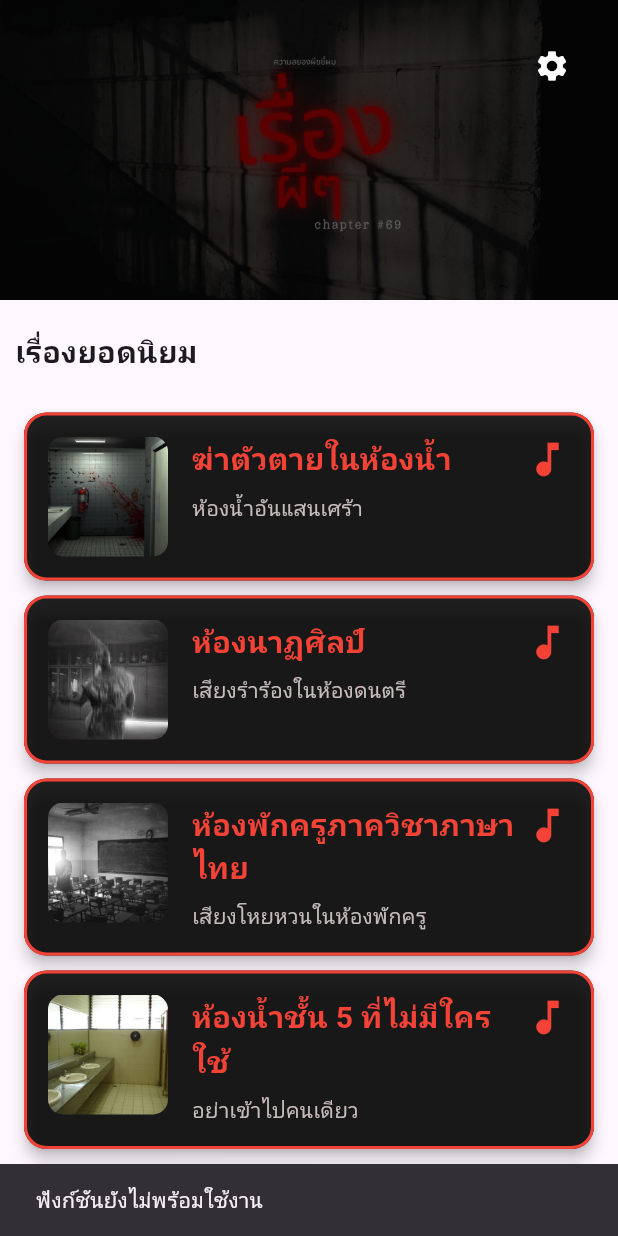
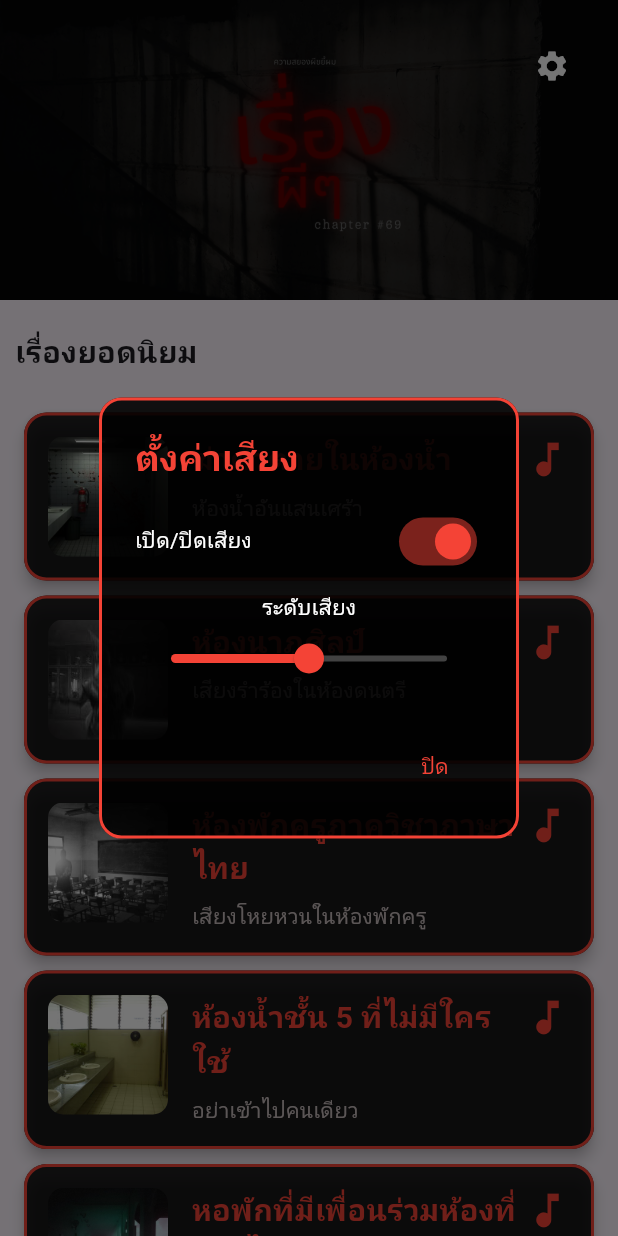
Before and after one commit to Renowait/ghoststory, a Flutter app: the StoryListScreen screen opened directly, after a tap on the "settings" icon, on a phone screen of 412 x 824 dp. Run offline on Flutter 3.47's test engine with Material 3 defaults, Android fonts, the light colour scheme and no system bars; our stand-ins replace animated_splash_screen, audioplayers, google_nav_bar, line_icons, lottie.

Commit message:
ใส่เพลงแบล้คกราวเข้ามาและการตั้งค่า

```diff
--- a/lib/ghostpage/ghoststory.dart
+++ b/lib/ghostpage/ghoststory.dart
@@ -1,3 +1,4 @@
+import 'package:audioplayers/audioplayers.dart';
 import 'package:fluttepro/ghostpage/ghost.dart';
 import 'package:fluttepro/ghostpage/ghost_story.dart';
 import 'package:flutter/material.dart';
@@ -310,6 +311,53 @@ class _StoryListScreenState extends State<StoryListScreen> {
     ),
   ];
 
+  final AudioPlayer audioPlayer = AudioPlayer();
+  bool isPlaying = true; // สถานะการเล่นเพลง
+  double volume = 0.5; // ระดับเสียงเริ่มต้น (0.0 - 1.0)
+
+  @override
+  void initState() {
+    super.initState();
+    _startBackgroundMusic(); // เริ่มเล่นเพลงเมื่อหน้าโหลด
+  }
+
+  @override
+  void dispose() {
+    audioPlayer.stop(); // หยุดเพลงเมื่อออกจากหน้า
+    audioPlayer.dispose();
+    super.dispose();
+  }
+
+  // ฟังก์ชันเริ่มเล่นเพลงพื้นหลังแบบวนซ้ำ
+  Future<void> _startBackgroundMusic() async {
+    await audioPlayer.setSource(AssetSource('background_music.mp3'));
+    await audioPlayer.setVolume(volume);
+    await audioPlayer.setReleaseMode(ReleaseMode.loop); // เล่นวนซ้ำ
+    if (isPlaying) {
+      await audioPlayer.resume();
+    }
+  }
+
+  // ฟังก์ชันสลับสถานะการเล่น/หยุดเพลง
+  void _toggleMusic() {
+    setState(() {
+      isPlaying = !isPlaying;
+      if (isPlaying) {
+        audioPlayer.resume();
+      } else {
+        audioPlayer.pause();
+      }
+    });
+  }
+
+  // ฟังก์ชันปรับระดับเสียง
+  void _setVolume(double newVolume) {
+    setState(() {
+      volume = newVolume;
+      audioPlayer.setVolume(volume);
+    });
+  }
+
   @override
   Widget build(BuildContext context) {
     return Scaffold(
@@ -336,13 +384,7 @@ class _StoryListScreenState extends State<StoryListScreen> {
                   child: IconButton(
                     icon: const Icon(Icons.settings, color: Colors.white),
                     onPressed: () {
-                      ScaffoldMessenger.of(context).showSnackBar(
-                        const SnackBar(
-                          content: Text('ฟังก์ชันยังไม่พร้อมใช้งาน'),
-                          duration:
-                              Duration(seconds: 2),
-                        ),
-                      );
+                      _showSettingsDialog(context); // แสดงหน้าต่างตั้งค่า
                     },
                   ),
                 ),
@@ -440,4 +482,82 @@ class _StoryListScreenState extends State<StoryListScreen> {
       ),
     );
   }
+  void _showSettingsDialog(BuildContext context) {
+    showDialog(
+      context: context,
+      builder: (context) {
+        return AlertDialog(
+          backgroundColor: Colors.black87,
+          shape: RoundedRectangleBorder(
+            borderRadius: BorderRadius.circular(15),
+            side: const BorderSide(color: Colors.red, width: 2),
+          ),
+          title: const Text(
+            'ตั้งค่าเสียง',
+            style: TextStyle(
+              color: Colors.red,
+              fontWeight: FontWeight.bold,
+            ),
+          ),
+          content: StatefulBuilder(
+            builder: (context, setStateDialog) {
+              return Column(
+                mainAxisSize: MainAxisSize.min,
+                children: [
+                  Row(
+                    mainAxisAlignment: MainAxisAlignment.spaceBetween,
+                    children: [
+                      const Text(
+                        'เปิด/ปิดเสียง',
+                        style: TextStyle(color: Colors.white),
+                      ),
+                      Switch(
+                        value: isPlaying,
+                        activeColor: Colors.red,
+                        inactiveThumbColor: Colors.grey,
+                        inactiveTrackColor: Colors.grey.shade800,
+                        onChanged: (value) {
+                          setStateDialog(() {
+                            _toggleMusic();
+                          });
+                        },
+                      ),
+                    ],
+                  ),
+                  const SizedBox(height: 10),
+                  const Text(
+                    'ระดับเสียง',
+                    style: TextStyle(color: Colors.white),
+                  ),
+                  Slider(
+                    value: volume,
+                    min: 0.0,
+                    max: 1.0,
+                    activeColor: Colors.red,
+                    inactiveColor: Colors.grey.shade800,
+                    onChanged: (value) {
+                      setStateDialog(() {
+                        _setVolume(value);
+                      });
+                    },
+                  ),
+                ],
+              );
+            },
+          ),
+          actions: [
+            TextButton(
+              onPressed: () {
+                Navigator.of(context).pop();
+              },
+              child: const Text(
+                'ปิด',
+                style: TextStyle(color: Colors.red),
+              ),
+            ),
+          ],
+        );
+      },
+    );
+  }
 }
--- a/pubspec.yaml
+++ b/pubspec.yaml
@@ -8,6 +8,7 @@ environment:
 
 dependencies:
   animated_splash_screen: ^1.3.0
+  audioplayers: ^6.2.0
   flutter:
     sdk: flutter
   flutter_launcher_icons: ^0.14.3
@@ -43,3 +44,4 @@ flutter:
     - assets/animation/
     - assets/gif/
     - assets/image/
+    - assets/song/
```
Also changed, not shown: pubspec.lock, 5 other files.
